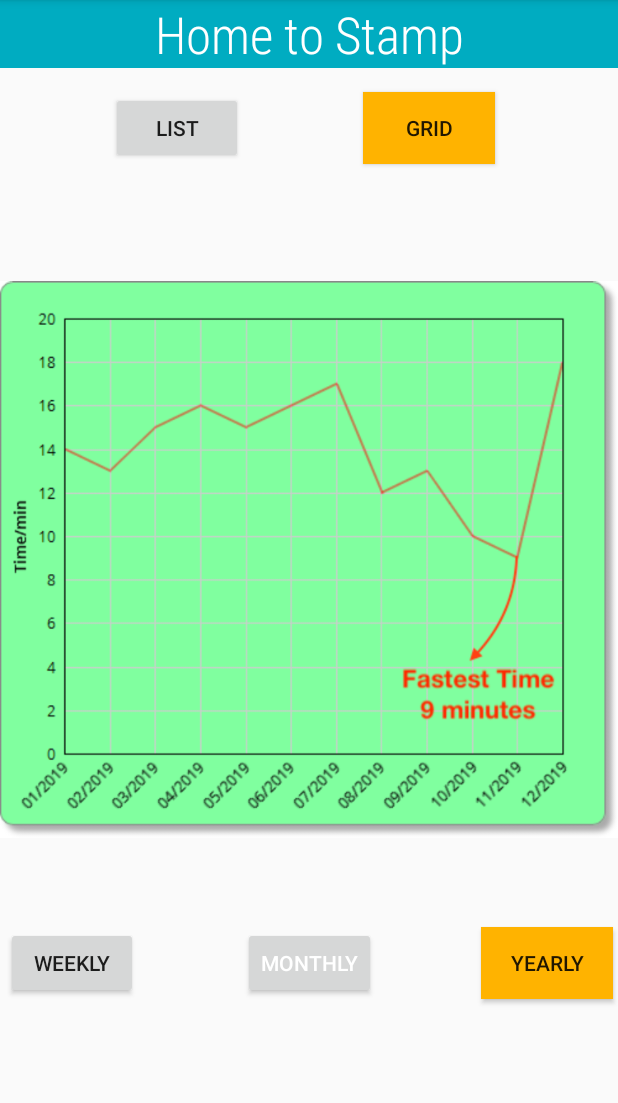
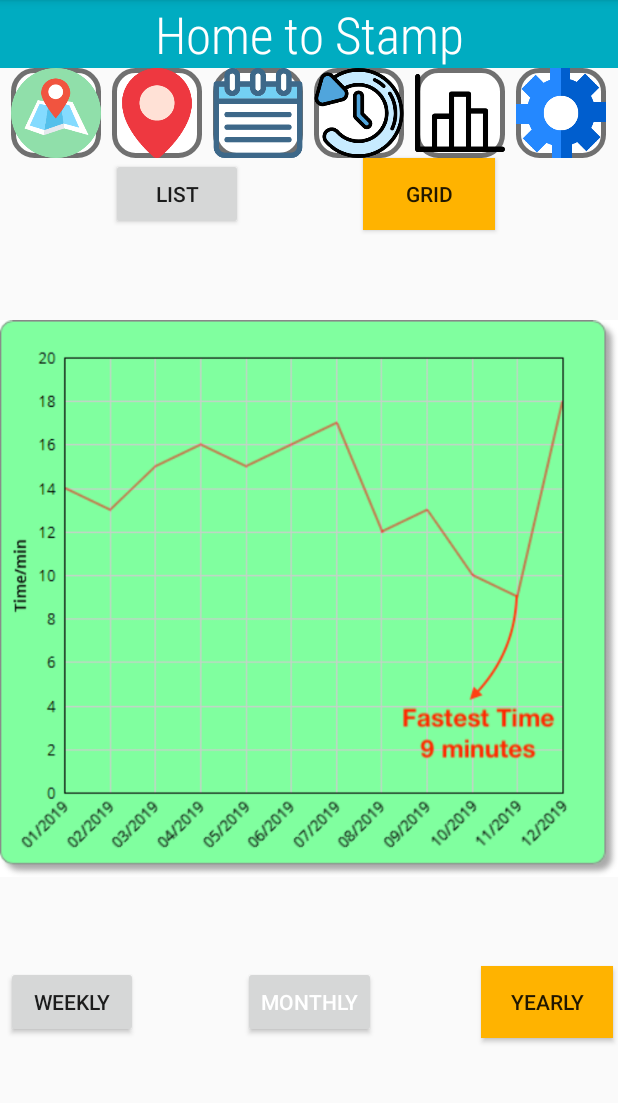
Before and after one commit to yourselvs/CMSC434-CommuteHelper, an Android app: the HistoryGridViewYear screen opened directly, with no data from a screen before it, on a phone screen of 412 x 824 dp, the part 84-1187 px from its top. Run offline under Robolectric (Android 15) with nearby library versions, the phone set to English and light mode, and no system bars.

Commit message:
Update activity_history_grid_view_year.xml
added header with icons

```diff
--- a/CommuteHelper/app/src/main/res/layout/activity_history_grid_view_year.xml
+++ b/CommuteHelper/app/src/main/res/layout/activity_history_grid_view_year.xml
@@ -5,6 +5,90 @@
     android:layout_width="match_parent"
     android:layout_height="match_parent"
     tools:context=".HistoryGridViewYear">
+
+    <ImageButton
+        android:id="@+id/settings"
+        android:layout_width="60dp"
+        android:layout_height="60dp"
+        android:layout_marginStart="7dp"
+        android:layout_marginLeft="7dp"
+        android:background="@drawable/buttonshape"
+        android:scaleType="centerInside"
+        android:text=""
+        app:layout_constraintStart_toEndOf="@+id/statistics"
+        app:layout_constraintTop_toBottomOf="@+id/TextView3"
+        app:srcCompat="@drawable/settings"
+        tools:ignore="VectorDrawableCompat" />
+
+    <ImageButton
+        android:id="@+id/statistics"
+        android:layout_width="60dp"
+        android:layout_height="60dp"
+        android:layout_marginStart="7dp"
+        android:layout_marginLeft="7dp"
+        android:background="@drawable/buttonshape"
+        android:scaleType="centerInside"
+        android:text=""
+        app:layout_constraintStart_toEndOf="@+id/history"
+        app:layout_constraintTop_toBottomOf="@+id/TextView3"
+        app:srcCompat="@drawable/statistics"
+        tools:ignore="VectorDrawableCompat" />
+
+    <ImageButton
+        android:id="@+id/history"
+        android:layout_width="60dp"
+        android:layout_height="60dp"
+        android:layout_marginStart="7dp"
+        android:layout_marginLeft="7dp"
+        android:background="@drawable/buttonshape"
+        android:scaleType="centerInside"
+        android:text=""
+        app:layout_constraintStart_toEndOf="@+id/startATrip"
+        app:layout_constraintTop_toBottomOf="@+id/TextView3"
+        app:srcCompat="@drawable/history"
+        tools:ignore="VectorDrawableCompat" />
+
+    <ImageButton
+        android:id="@+id/startATrip"
+        android:layout_width="60dp"
+        android:layout_height="60dp"
+        android:layout_marginStart="7dp"
+        android:layout_marginLeft="7dp"
+        android:background="@drawable/buttonshape"
+        android:scaleType="centerInside"
+        android:text=""
+        app:layout_constraintStart_toEndOf="@+id/nearby"
+        app:layout_constraintTop_toBottomOf="@+id/TextView3"
+        app:srcCompat="@drawable/schedule"
+        tools:ignore="VectorDrawableCompat" />
+
+    <ImageButton
+        android:id="@+id/nearby"
+        android:layout_width="60dp"
+        android:layout_height="60dp"
+        android:layout_marginStart="7dp"
+        android:layout_marginLeft="7dp"
+        android:background="@drawable/buttonshape"
+        android:scaleType="centerInside"
+        android:text=""
+        app:layout_constraintStart_toEndOf="@+id/map2"
+        app:layout_constraintTop_toBottomOf="@+id/TextView3"
+        app:srcCompat="@drawable/nearby"
+        tools:ignore="VectorDrawableCompat" />
+
+    <ImageButton
+        android:id="@+id/map2"
+        android:layout_width="60dp"
+        android:layout_height="60dp"
+        android:layout_marginStart="7dp"
+        android:layout_marginLeft="7dp"
+        android:background="@drawable/buttonshape"
+        android:scaleType="centerInside"
+        android:text=""
+        app:layout_constraintStart_toStartOf="parent"
+        app:layout_constraintTop_toBottomOf="@+id/TextView3"
+        app:srcCompat="@drawable/map"
+        tools:ignore="VectorDrawableCompat" />
 
     <Button
         android:id="@+id/button11"
@@ -27,14 +111,26 @@
         android:layout_height="wrap_content"
         android:layout_marginStart="40dp"
         android:layout_marginLeft="40dp"
-        android:layout_marginTop="16dp"
         android:layout_marginEnd="102dp"
         android:layout_marginRight="102dp"
         android:background="#FFB300"
         android:text="Grid"
         app:layout_constraintEnd_toEndOf="parent"
         app:layout_constraintStart_toEndOf="@+id/button8"
-        app:layout_constraintTop_toBottomOf="@+id/TextView3" />
+        app:layout_constraintTop_toBottomOf="@+id/statistics" />
+
+    <Button
+        android:id="@+id/button8"
+        android:layout_width="wrap_content"
+        android:layout_height="wrap_content"
+        android:layout_marginStart="93dp"
+        android:layout_marginLeft="93dp"
+        android:layout_marginEnd="40dp"
+        android:layout_marginRight="40dp"
+        android:text="List"
+        app:layout_constraintEnd_toStartOf="@+id/button9"
+        app:layout_constraintStart_toStartOf="parent"
+        app:layout_constraintTop_toBottomOf="@+id/startATrip" />
 
     <TextView
         android:id="@+id/TextView3"
@@ -49,20 +145,6 @@
         app:layout_constraintEnd_toEndOf="parent"
         app:layout_constraintStart_toStartOf="parent"
         app:layout_constraintTop_toTopOf="parent" />
-
-    <Button
-        android:id="@+id/button8"
-        android:layout_width="wrap_content"
-        android:layout_height="wrap_content"
-        android:layout_marginStart="93dp"
-        android:layout_marginLeft="93dp"
-        android:layout_marginTop="16dp"
-        android:layout_marginEnd="40dp"
-        android:layout_marginRight="40dp"
-        android:text="List"
-        app:layout_constraintEnd_toStartOf="@+id/button9"
-        app:layout_constraintStart_toStartOf="parent"
-        app:layout_constraintTop_toBottomOf="@+id/TextView3" />
 
     <Button
         android:id="@+id/button10"
@@ -87,7 +169,7 @@
         app:layout_constraintHorizontal_bias="0.0"
         app:layout_constraintStart_toStartOf="parent"
         app:layout_constraintTop_toTopOf="parent"
-        app:layout_constraintVertical_bias="0.466"
+        app:layout_constraintVertical_bias="0.548"
         app:srcCompat="@drawable/year" />
 
     <Button
```
